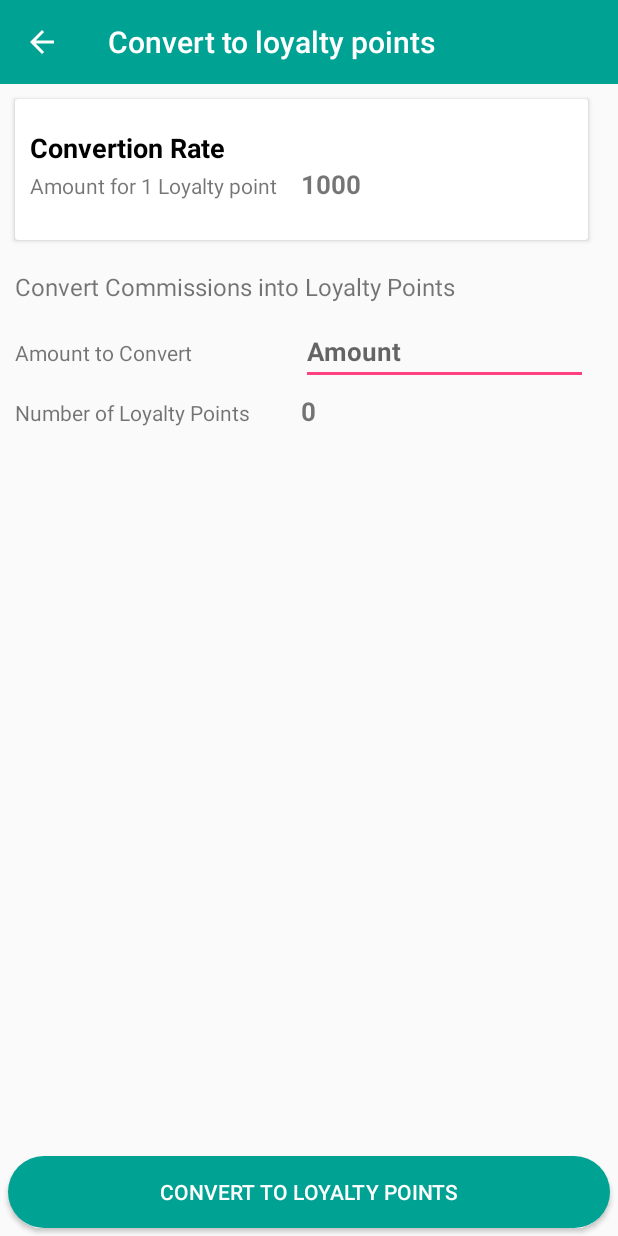
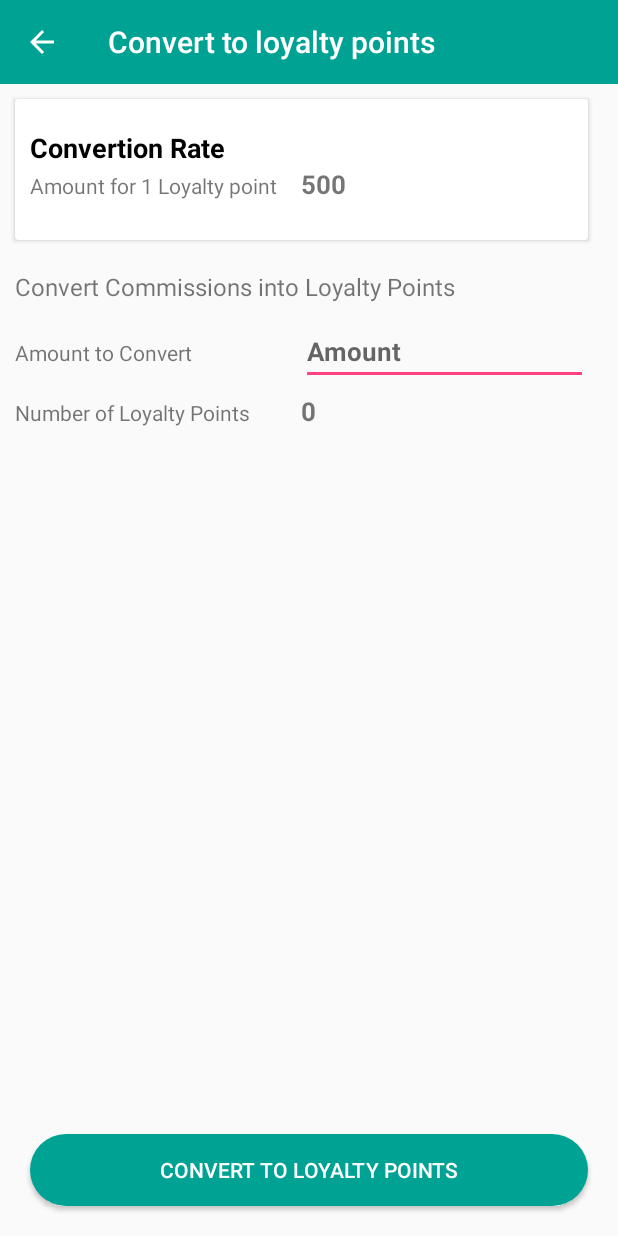
Before and after one commit to Ekirapapaul/Bafriq, an Android app: the ConvertCommission screen opened directly, with no data from a screen before it, on a phone screen of 412 x 824 dp. Run offline under Robolectric (Android 15) with nearby library versions, the phone set to English and light mode, and no system bars; our stand-ins replace Volley; libraries missing offline, so code that uses them is left out: com.raizlabs.android; 3 statements that could not run were skipped.

Commit message:
[UPDATE] conversion screen

```diff
--- a/app/src/main/java/com/mesozi/app/buidafrique/activity/ConvertCommission.java
+++ b/app/src/main/java/com/mesozi/app/buidafrique/activity/ConvertCommission.java
@@ -53,6 +53,11 @@ public class ConvertCommission extends AppCompatActivity {
     protected void onCreate(@Nullable Bundle savedInstanceState) {
         super.onCreate(savedInstanceState);
         setContentView(R.layout.activity_convert);
+        progressDialog = new ProgressDialog(this);
+        progressDialog.setTitle("Converting to loyalty points");
+        progressDialog.setMessage("Please Wait");
+        progressDialog.setCancelable(false);
+
         try {
             getConversionRate();
         } catch (JSONException e) {
@@ -73,10 +78,6 @@ public class ConvertCommission extends AppCompatActivity {
             option = bundle.getString("option");
         }
 
-        progressDialog = new ProgressDialog(this);
-        progressDialog.setTitle("Converting to loyalty points");
-        progressDialog.setMessage("Please Wait");
-        progressDialog.setCancelable(false);
 
         etAmount = findViewById(R.id.et_amount);
         tvPoints = findViewById(R.id.tv_points);
--- a/app/src/main/res/layout/activity_convert.xml
+++ b/app/src/main/res/layout/activity_convert.xml
@@ -55,13 +55,13 @@
                         android:layout_width="0dp"
                         android:layout_height="wrap_content"
                         android:layout_weight=".5"
-                        android:text="Amount for 1 Loyalty point" />
+                        android:text="@string/amount_for_1_loyalty_point" />
 
                     <TextView
                         android:layout_width="0dp"
                         android:layout_height="wrap_content"
                         android:layout_weight=".5"
-                        android:text="1000"
+                        android:text="500"
                         android:id="@+id/tv_conversion_rate"
                         android:textSize="17sp"
                         android:textStyle="bold" />
@@ -79,7 +79,7 @@
                         android:layout_width="0dp"
                         android:layout_height="wrap_content"
                         android:layout_weight=".5"
-                        android:text="Number of Loyalty Points" />
+                        android:text="@string/number_of_loyalty_points" />
 
                     <TextView
                         android:layout_width="0dp"
@@ -159,8 +159,7 @@
         android:layout_width="match_parent"
         android:layout_height="wrap_content"
         android:layout_gravity="bottom"
-        android:layout_margin="5dp"
-        android:layout_marginBottom="20dp"
+        android:layout_margin="20dp"
         android:background="@drawable/button_primary"
         android:text="@string/convert"
         android:textColor="@color/white" />
--- a/app/src/main/res/values/strings.xml
+++ b/app/src/main/res/values/strings.xml
@@ -123,4 +123,6 @@
     <string name="message_successfull_commission_redemption">You shall receive SMS notification once payment has been made.</string>
     <string name="successfull_redeem_loyalty">Loyalty Points Redeemed Successfully</string>
     <string name="message_successful_redeem_loyalty">You shall receive SMS notification to confirm award of the service.</string>
+    <string name="amount_for_1_loyalty_point">Amount for 1 Loyalty point</string>
+    <string name="number_of_loyalty_points">Number of Loyalty Points</string>
 </resources>
```
